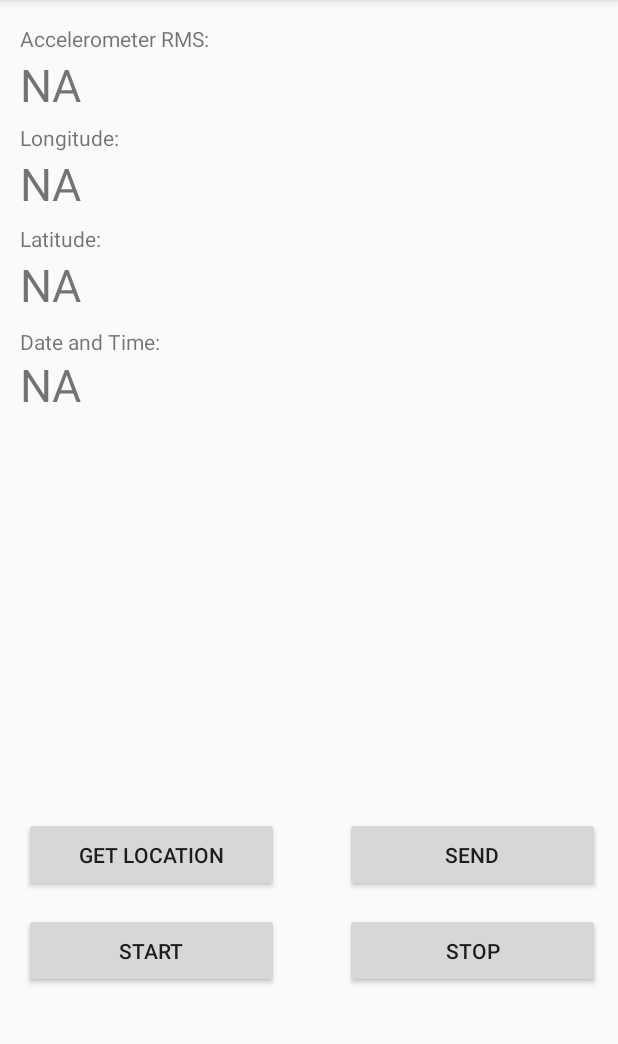
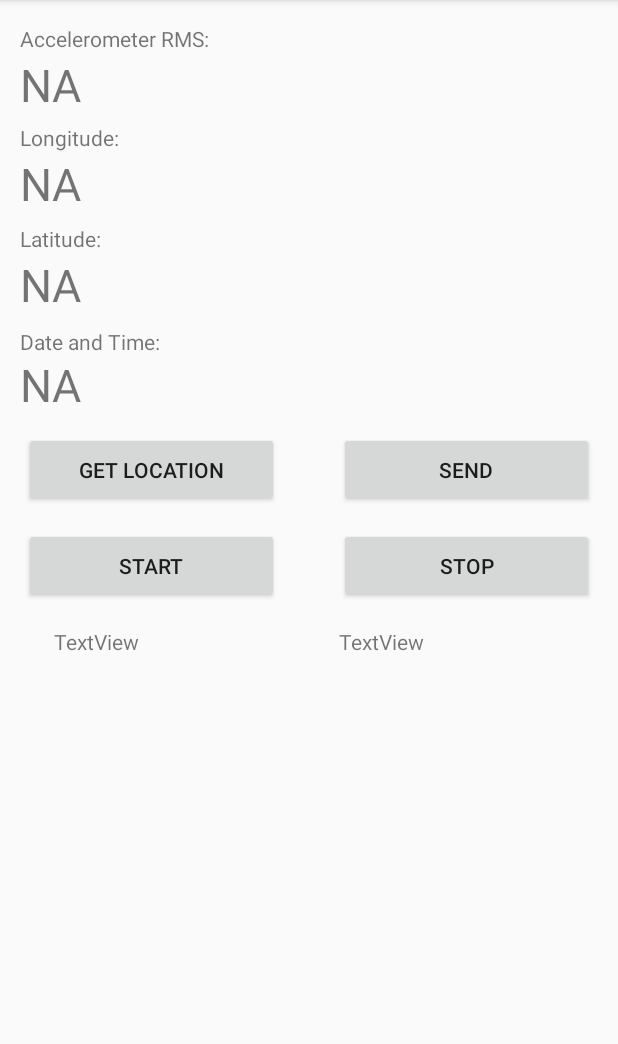
Before and after one commit to jaspreet1121/LocationTracker3, an Android app: the screen it shows after launch (MainActivity), on a phone screen of 412 x 824 dp, the part 84-1128 px from its top. Run offline under Robolectric (Android 15) with nearby library versions, the phone set to English and light mode, and no system bars; our stand-ins replace Firebase (no records; nobody signed in at launch, a user with empty details on screens opened directly).

Commit message:
Second Commit

```diff
--- a/app/src/main/java/com/example/jaiz/locationtracker3/MainActivity.java
+++ b/app/src/main/java/com/example/jaiz/locationtracker3/MainActivity.java
@@ -38,7 +38,7 @@ public class MainActivity extends AppCompatActivity implements SensorEventListen
 
     private LocationManager locationManager;
     private LocationListener listener;
-    private Button b;
+    private Button getLocationButton;
     //private TextView t;
     private double lat=0,lon=0;
     private String tim;
@@ -55,9 +55,11 @@ public class MainActivity extends AppCompatActivity implements SensorEventListen
     private double[] y = {0,0,0,0,0};
     private double[] z = {0,0,0,0,0};
     private double value_x,value_y,value_z;
+    private double est_x,est_y,est_z;
+    private Matrix est_out;
 
     //These objects are in edit section
-    private TextView acc,accv,lati,latv,loni,lonv,dat,datv;
+    private TextView acc_name, acc_value, lat_name, lat_value, lon_name, lon_value,dat, date_vale,real_value,est_value;
     private double rms;
     //Close Edit section
 
@@ -70,16 +72,18 @@ public class MainActivity extends AppCompatActivity implements SensorEventListen
         StrictMode.ThreadPolicy policy = new StrictMode.ThreadPolicy.Builder().permitAll().build();
         StrictMode.setThreadPolicy(policy);
 
-        acc = (TextView) findViewById(R.id.acc);
-        accv = (TextView) findViewById(R.id.accv);
-        lati = (TextView) findViewById(R.id.lat);
-        latv = (TextView) findViewById(R.id.latv);
-        loni = (TextView) findViewById(R.id.lon);
-        lonv = (TextView) findViewById(R.id.lonv);
+        acc_name = (TextView) findViewById(R.id.acc);
+        acc_value = (TextView) findViewById(R.id.accv);
+        lat_name = (TextView) findViewById(R.id.lat);
+        lat_value = (TextView) findViewById(R.id.latv);
+        lon_name = (TextView) findViewById(R.id.lon);
+        lon_value = (TextView) findViewById(R.id.lonv);
         dat = (TextView) findViewById(R.id.dat);
-        datv = (TextView) findViewById(R.id.datv);
+        date_vale = (TextView) findViewById(R.id.datv);
+        est_value = (TextView) findViewById(R.id.est);
+        real_value = (TextView) findViewById(R.id.real);
 
-        b = (Button) findViewById(R.id.get_loca);
+        getLocationButton = (Button) findViewById(R.id.get_loca);
 
         locationManager = (LocationManager) getSystemService(LOCATION_SERVICE);
 
@@ -90,8 +94,8 @@ public class MainActivity extends AppCompatActivity implements SensorEventListen
                 lat = location.getLatitude();
                 lon = location.getLongitude();
                 //t.setText("\n Longitude: " + lat + "\n Latitude:    " + lon);
-                latv.setText(Double.toString(lat));
-                lonv.setText(Double.toString(lon));
+                lat_value.setText(Double.toString(lat));
+                lon_value.setText(Double.toString(lon));
             }
 
             @Override
@@ -184,7 +188,7 @@ public class MainActivity extends AppCompatActivity implements SensorEventListen
             return;
         }
         // this code won't execute IF permissions are not allowed, because in the line above there is return statement.
-        b.setOnClickListener(new View.OnClickListener() {
+        getLocationButton.setOnClickListener(new View.OnClickListener() {
             @Override
             public void onClick(View view) {
                 //noinspection MissingPermission
@@ -193,8 +197,9 @@ public class MainActivity extends AppCompatActivity implements SensorEventListen
         });
     }
 
-    //Do here
 
+
+    //This method takes in an array and a number and shifts the numbers in array and puts the number at last position of array.
     public double[] Shift(double s[], double a){
         for (int i = 0; i<s.length-1;i++){
             s[i]=s[i+1];
@@ -203,6 +208,7 @@ public class MainActivity extends AppCompatActivity implements SensorEventListen
         return s;
     }
 
+    //This is the SG Filter output of the array of five constituents.
     public double SGFilter(double s[]){
         if (s.length==5){
             return (-3*s[0]+12*s[1]+17*s[2]+12*s[3]-3*s[4])/35;
@@ -216,6 +222,7 @@ public class MainActivity extends AppCompatActivity implements SensorEventListen
         if (on == Boolean.TRUE){
             //timer++;
 
+            /*
             x = this.Shift(x,(double) sensorEvent.values[0]);
             y = this.Shift(y,(double) sensorEvent.values[1]);
             z = this.Shift(z,(double) sensorEvent.values[2]);
@@ -223,14 +230,29 @@ public class MainActivity extends AppCompatActivity implements SensorEventListen
             value_x = this.SGFilter(x);
             value_y = this.SGFilter(y);
             value_z = this.SGFilter(z);
+            */
+
+
+            value_x = sensorEvent.values[0];
+            value_y = sensorEvent.values[1];
+            value_z = sensorEvent.values[2];
+
+            est_out = KalmanFilter.Kalman(1,value_x,value_y,value_z);
+
+            est_x = est_out.getElement(0,0);
+            est_y = est_out.getElement(1,0);
+            est_z = est_out.getElement(2,0);
+
+            est_value.setText("Estimated Values\nACC X:" + est_x + "\nACC Y:" + est_y + "\nACC Z:" + est_z);
+            real_value.setText("Real Values\nACC X:" + value_x + "\nACC Y:" + value_y + "\nACC Z:" + value_z);
 
             rms = Math.sqrt((value_x*value_x+value_y*value_y+value_z*value_z)/3);
 
             cal = Calendar.getInstance(tz);
             tim = dateFormat.format(cal.getTime());
 
-            accv.setText(Double.toString(rms));
-            datv.setText(tim);
+            acc_value.setText(Double.toString(rms));
+            date_vale.setText(tim);
 
             if(tim.substring(17,19).equals("00")||tim.substring(17,19).equals("30")){
 
@@ -249,7 +271,7 @@ public class MainActivity extends AppCompatActivity implements SensorEventListen
         }
         else{
             value_x = 0;value_y  = 0;value_z = 0;
-            accv.setText("NA");
+            acc_value.setText("NA");
             //tText.setText("Time:  NA");
         }
 
--- a/app/src/main/res/layout/activity_main.xml
+++ b/app/src/main/res/layout/activity_main.xml
@@ -5,6 +5,16 @@
     android:layout_width="match_parent"
     android:layout_height="match_parent"
     tools:context="com.example.jaiz.locationtracker3.MainActivity">
+
+    <TextView
+        android:id="@+id/real"
+        android:layout_width="150dp"
+        android:layout_height="wrap_content"
+        android:text="TextView"
+        android:layout_marginLeft="36dp"
+        app:layout_constraintLeft_toLeftOf="parent"
+        android:layout_marginTop="16dp"
+        app:layout_constraintTop_toBottomOf="@+id/start_button" />
 
     <TextView
         android:id="@+id/accv"
@@ -22,10 +32,10 @@
         android:layout_width="170dp"
         android:layout_height="50dp"
         android:text="send"
-        app:layout_constraintBottom_toBottomOf="parent"
-        android:layout_marginBottom="173dp"
-        android:layout_marginRight="12dp"
-        app:layout_constraintRight_toRightOf="parent" />
+        android:layout_marginRight="16dp"
+        app:layout_constraintRight_toRightOf="parent"
+        android:layout_marginTop="14dp"
+        app:layout_constraintTop_toBottomOf="@+id/datv" />
 
 
     <TextView
@@ -43,10 +53,10 @@
         android:layout_width="170dp"
         android:layout_height="50dp"
         android:text="get location"
-        app:layout_constraintBottom_toBottomOf="parent"
-        android:layout_marginBottom="173dp"
         android:layout_marginLeft="16dp"
-        app:layout_constraintLeft_toLeftOf="parent" />
+        app:layout_constraintLeft_toLeftOf="parent"
+        android:layout_marginTop="14dp"
+        app:layout_constraintTop_toBottomOf="@+id/datv" />
 
     <TextView
         android:id="@+id/lon"
@@ -84,20 +94,20 @@
         android:layout_width="170dp"
         android:layout_height="50dp"
         android:text="start"
-        app:layout_constraintBottom_toBottomOf="parent"
-        android:layout_marginBottom="109dp"
         android:layout_marginLeft="16dp"
-        app:layout_constraintLeft_toLeftOf="parent" />
+        app:layout_constraintLeft_toLeftOf="parent"
+        android:layout_marginTop="14dp"
+        app:layout_constraintTop_toBottomOf="@+id/get_loca" />
 
     <Button
         android:id="@+id/stop_button"
         android:layout_width="170dp"
         android:layout_height="50dp"
         android:text="stop"
-        app:layout_constraintBottom_toBottomOf="parent"
-        android:layout_marginBottom="109dp"
-        android:layout_marginRight="12dp"
-        app:layout_constraintRight_toRightOf="parent" />
+        android:layout_marginRight="16dp"
+        app:layout_constraintRight_toRightOf="parent"
+        android:layout_marginTop="14dp"
+        app:layout_constraintTop_toBottomOf="@+id/send_button" />
 
     <TextView
         android:id="@+id/latv"
@@ -130,4 +140,14 @@
         android:text="Latitude:"
         app:layout_constraintLeft_toLeftOf="parent"
         app:layout_constraintTop_toTopOf="parent" />
+
+    <TextView
+        android:id="@+id/est"
+        android:layout_width="150dp"
+        android:layout_height="wrap_content"
+        android:text="TextView"
+        android:layout_marginRight="36dp"
+        app:layout_constraintRight_toRightOf="parent"
+        android:layout_marginTop="16dp"
+        app:layout_constraintTop_toBottomOf="@+id/stop_button" />
 </android.support.constraint.ConstraintLayout>
```
Also changed, not shown: app/src/main/java/com/example/jaiz/locationtracker3/KalmanFilter.java (added, +78 -0 lines), app/src/main/java/com/example/jaiz/locationtracker3/Matrix.java (added, +252 -0 lines), 2 other files.
